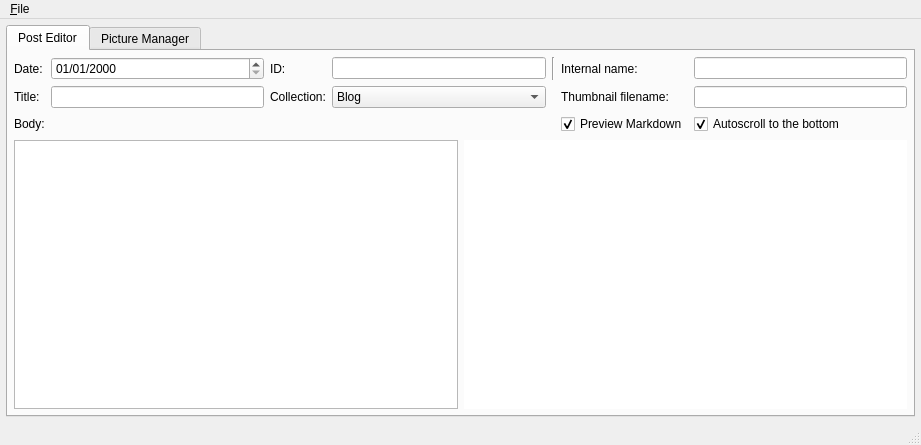
Qt form forms/WndMain.ui (Driftini/fumoedit-qt) before a commit.
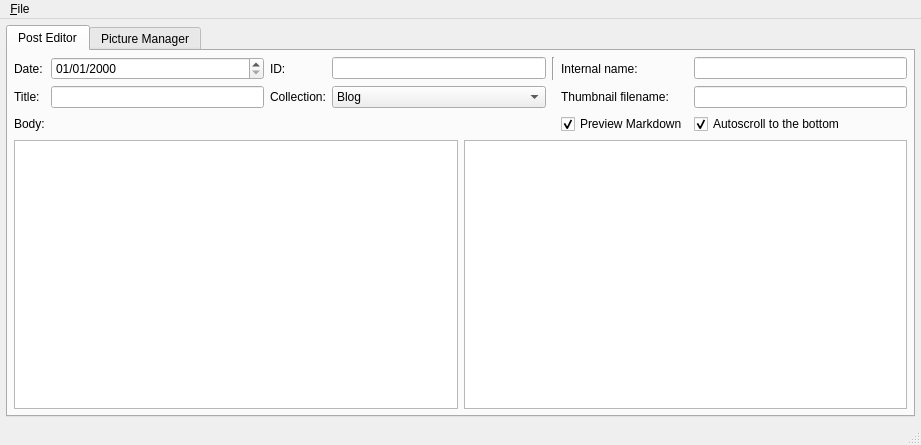
The same form after that commit. Custom widgets are drawn as their Qt base class.

Commit message: Disabled ctrl-scroll zooming in preview

Diff of the .ui file:
```diff
--- a/forms/WndMain.ui
+++ b/forms/WndMain.ui
@@ -66,9 +66,6 @@
             <property name="enabled">
              <bool>true</bool>
             </property>
-            <property name="frameShape">
-             <enum>QFrame::NoFrame</enum>
-            </property>
             <property name="readOnly">
              <bool>true</bool>
             </property>
```
The commit also changes 1 other file.
